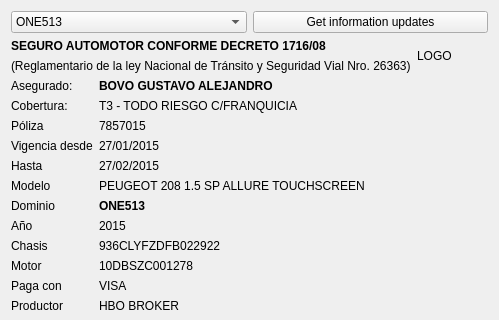
The window that dominioAsegurado/mainwindow.ui (diegowald/dominioSeguro) describes before a commit, drawn with Qt 5; both pictures show x 0 to 499 and y 0 to 320 of the 499 by 480 pixel window.
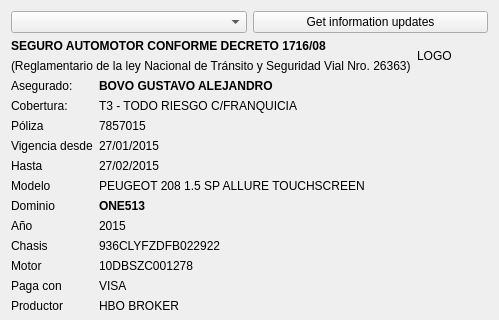
The same window after the commit. Icons and pictures are not drawn.

The edit to the form file:
```diff
--- a/dominioAsegurado/mainwindow.ui
+++ b/dominioAsegurado/mainwindow.ui
@@ -21,13 +21,7 @@
     <item>
      <layout class="QHBoxLayout" name="horizontalLayout_3">
       <item>
-       <widget class="QComboBox" name="comboBox">
-        <item>
-         <property name="text">
-          <string>ONE513</string>
-         </property>
-        </item>
-       </widget>
+       <widget class="QComboBox" name="comboBox"/>
       </item>
       <item>
        <widget class="QPushButton" name="pushButton">
```
Left out of the diff: 44 changed lines with no effect on the pictures.
